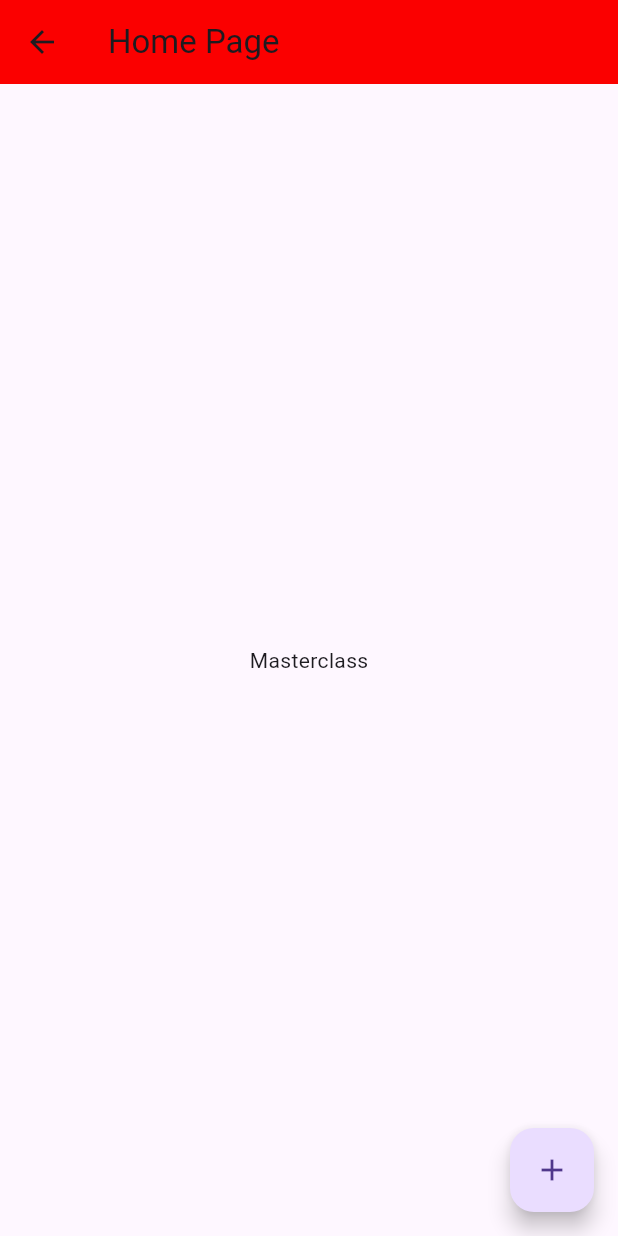
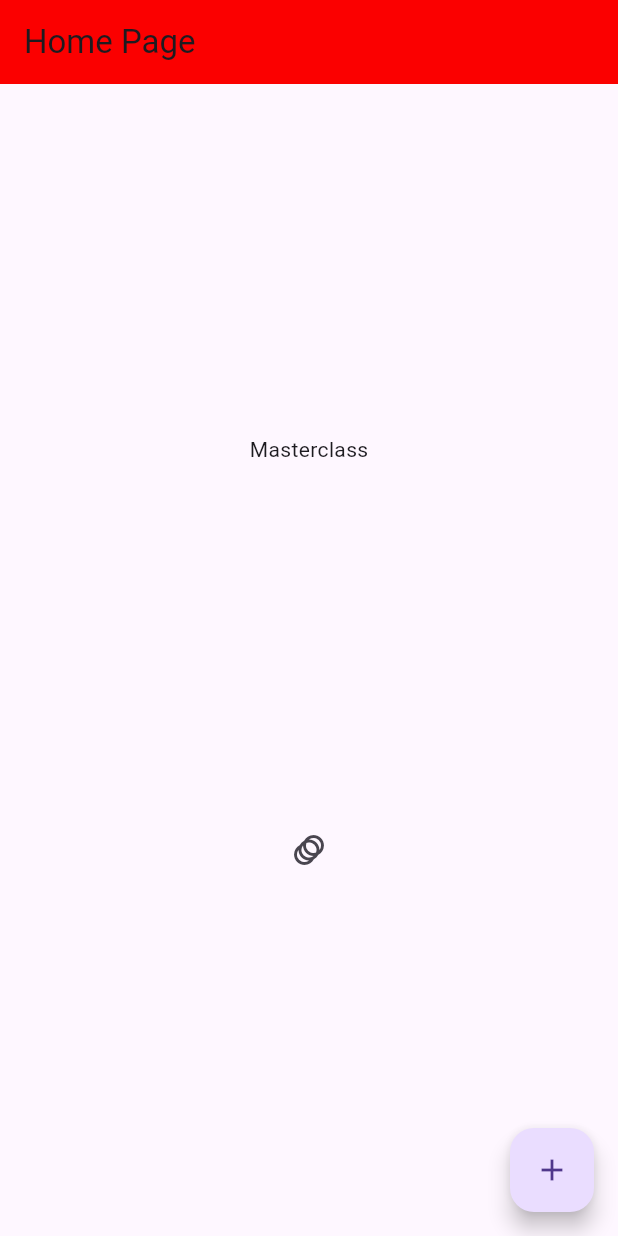
Before and after one commit to VinicioSantosOliveira/masterclass, a Flutter app: the HomePage screen opened directly, on a phone screen of 412 x 824 dp. Run offline on Flutter 3.47's test engine with Material 3 defaults, Android fonts, the phone set to English and light mode, and no system bars.

Commit message:
feat: add route home for implicitAnimation

```diff
--- a/lib/home_page.dart
+++ b/lib/home_page.dart
@@ -1,4 +1,5 @@
 import 'package:flutter/material.dart';
+import 'package:masterclass/implicit_animation.dart';
 
 class HomePage extends StatelessWidget {
   const HomePage({super.key});
@@ -10,9 +11,25 @@
         backgroundColor: const Color.fromARGB(255, 251, 0, 0),
         title: const Text('Home Page'),
       ),
-      body: const Center(
-        child: Text(
-          'Masterclass',
+      body: SizedBox(
+        height: double.infinity,
+        width: double.infinity,
+        child: Column(
+          mainAxisAlignment: MainAxisAlignment.spaceEvenly,
+          children: [
+            const Text('Masterclass'),
+            IconButton(
+              onPressed: () {
+                Navigator.push(
+                  context,
+                  MaterialPageRoute(
+                    builder: (context) => const ImplicitAnimation(),
+                  ),
+                );
+              },
+              icon: const Icon(Icons.animation),
+            ),
+          ],
         ),
       ),
       floatingActionButton: FloatingActionButton(
--- a/lib/main.dart
+++ b/lib/main.dart
@@ -1,5 +1,5 @@
 import 'package:flutter/material.dart';
-import 'cube_page.dart';
+import 'home_page.dart';
 
 void main() {
   runApp(const MyApp());
@@ -11,7 +11,7 @@
   @override
   Widget build(BuildContext context) {
     return const MaterialApp(
-      home: CubePage(),
+      home: HomePage(),
     );
   }
 }
```
Also changed, not shown: lib/implicit_animation.dart (added, +20 -0 lines).
